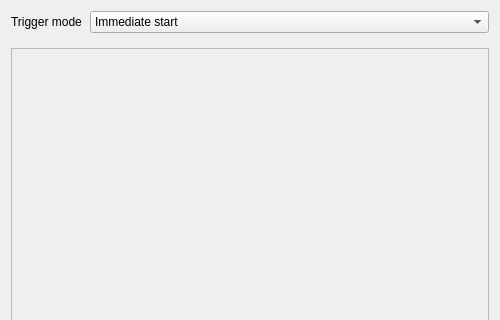
This is Forms/TrigTab.ui in billkarsh/SpikeGLX as Qt 5 draws it before an edit; both pictures show x 0 to 500 and y 0 to 320 of the 500 by 580 pixel window. The edited form follows.
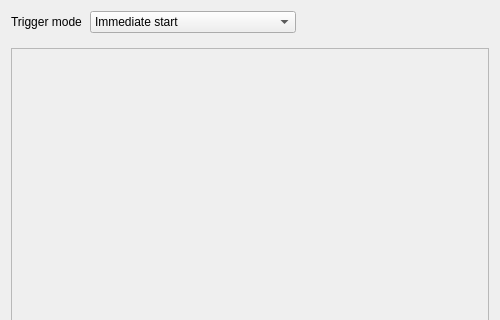
This is the edited form.

The edit to the form file:
```diff
--- a/Forms/TrigTab.ui
+++ b/Forms/TrigTab.ui
@@ -78,7 +78,20 @@
      </item>
     </layout>
    </item>
-   <item row="1" column="0">
+   <item row="0" column="1">
+    <spacer name="horizontalSpacer">
+     <property name="orientation">
+      <enum>Qt::Horizontal</enum>
+     </property>
+     <property name="sizeHint" stdset="0">
+      <size>
+       <width>40</width>
+       <height>20</height>
+      </size>
+     </property>
+    </spacer>
+   </item>
+   <item row="1" column="0" colspan="2">
     <widget class="QFrame" name="trigFrame">
      <property name="sizePolicy">
       <sizepolicy hsizetype="Expanding" vsizetype="Expanding">
```
